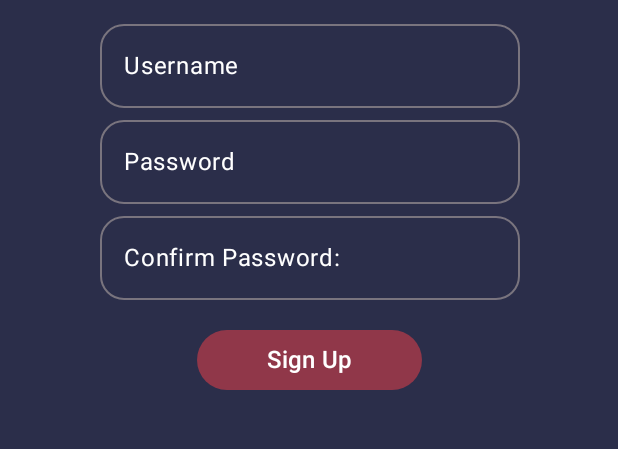
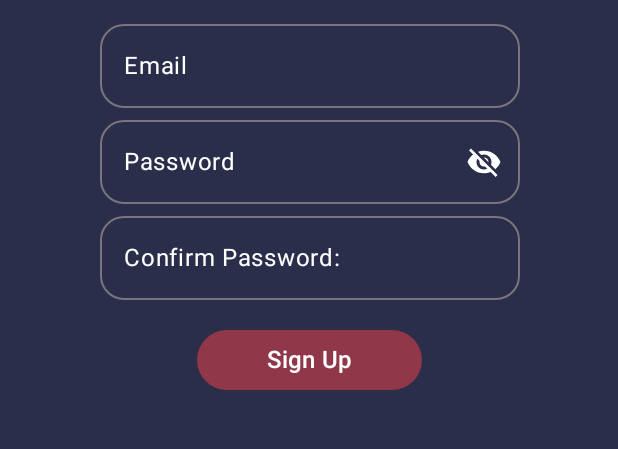
Before and after one commit to Dombah/Constantio, an Android app built with Jetpack Compose: the @Preview function RegisterScreen, on a phone screen of 412 x 824 dp, the part 502-951 px from its top. Run offline under Robolectric (Android 15) with nearby library versions, the phone set to English and light mode, and no system bars.

Commit message:
Add password visibility icon in login and register screen

```diff
--- a/app/build.gradle.kts
+++ b/app/build.gradle.kts
@@ -51,10 +51,11 @@ android {
 }
 
 dependencies {
+    implementation ("androidx.compose.material:material-icons-extended:1.5.4")
     implementation(platform("com.google.firebase:firebase-bom:32.7.1"))
     implementation("com.google.firebase:firebase-auth")
     implementation("androidx.core:core-ktx:1.12.0")
-    implementation("androidx.lifecycle:lifecycle-runtime-ktx:2.6.2")
+    implementation("androidx.lifecycle:lifecycle-runtime-ktx:2.7.0")
     implementation("androidx.activity:activity-compose:1.8.2")
     implementation(platform("androidx.compose:compose-bom:2023.08.00"))
     implementation("androidx.compose.ui:ui")
--- a/app/src/main/java/com/domagojleskovic/constantio/ui/RegisterScreen.kt
+++ b/app/src/main/java/com/domagojleskovic/constantio/ui/RegisterScreen.kt
@@ -13,10 +13,16 @@ import androidx.compose.foundation.layout.padding
 import androidx.compose.foundation.layout.width
 import androidx.compose.foundation.shape.RoundedCornerShape
 import androidx.compose.foundation.text.ClickableText
+import androidx.compose.foundation.text.KeyboardOptions
+import androidx.compose.material.icons.Icons
+import androidx.compose.material.icons.filled.Visibility
+import androidx.compose.material.icons.filled.VisibilityOff
 import androidx.compose.material3.Button
 import androidx.compose.material3.ButtonDefaults
 import androidx.compose.material3.Card
 import androidx.compose.material3.CardDefaults
+import androidx.compose.material3.Icon
+import androidx.compose.material3.IconButton
 import androidx.compose.material3.OutlinedTextField
 import androidx.compose.material3.Text
 import androidx.compose.runtime.Composable
@@ -32,6 +38,9 @@ import androidx.compose.ui.text.AnnotatedString
 import androidx.compose.ui.text.TextStyle
 import androidx.compose.ui.text.font.FontFamily
 import androidx.compose.ui.text.font.FontWeight
+import androidx.compose.ui.text.input.KeyboardType
+import androidx.compose.ui.text.input.PasswordVisualTransformation
+import androidx.compose.ui.text.input.VisualTransformation
 import androidx.compose.ui.tooling.preview.Preview
 import androidx.compose.ui.unit.dp
 import androidx.compose.ui.unit.sp
@@ -43,9 +52,11 @@ import com.domagojleskovic.constantio.ui.theme.Red_Palette
 @Preview(showBackground = true)
 @Composable
 fun RegisterScreen() {
-    var textUser by remember { mutableStateOf("") }
-    var textPassword by remember { mutableStateOf("") }
+    var email by remember { mutableStateOf("") }
+    var password by remember { mutableStateOf("") }
     var confirmPassword by remember { mutableStateOf("")}
+
+    var passwordVisible by remember { mutableStateOf(false)}
 
     Column(
         modifier = Modifier
@@ -79,25 +90,40 @@ fun RegisterScreen() {
                     color = Color.White)
                 Spacer(modifier = Modifier.padding(top = 8.dp))
                 OutlinedTextField(
-                    value = textUser, onValueChange = {
-                        textUser = it
+                    value = email, onValueChange = {
+                        email = it
                     },
                     label = {
-                        Text("Username", color = Color.White)
+                        Text("Email", color = Color.White)
                     },
                     shape = RoundedCornerShape(16.dp),
                     textStyle = TextStyle(color = Color.White),
                     )
                 OutlinedTextField(
-                    value = textPassword,
+                    value = password,
                     onValueChange = {
-                        textPassword = it
+                        password = it
                     },
                     label = {
                         Text("Password", color = Color.White)
                     },
                     shape = RoundedCornerShape(16.dp),
                     textStyle = TextStyle(color = Color.White),
+                    visualTransformation = if (passwordVisible) VisualTransformation.None else PasswordVisualTransformation(),
+                    keyboardOptions = KeyboardOptions(keyboardType = KeyboardType.Password),
+                    trailingIcon = {
+                        val image = if (passwordVisible)
+                            Icons.Filled.Visibility
+                        else Icons.Filled.VisibilityOff
+                        val description = if (passwordVisible) "Hide password" else "Show password"
+                        IconButton(onClick = {passwordVisible = !passwordVisible}){
+                            Icon(
+                                imageVector  = image,
+                                description,
+                                tint = Color.White
+                            )
+                        }
+                    }
                 )
                 OutlinedTextField(
                     value = confirmPassword,
@@ -109,6 +135,8 @@ fun RegisterScreen() {
                     },
                     shape = RoundedCornerShape(16.dp),
                     textStyle = TextStyle(color = Color.White),
+                    visualTransformation = if (passwordVisible) VisualTransformation.None else PasswordVisualTransformation(),
+                    keyboardOptions = KeyboardOptions(keyboardType = KeyboardType.Password),
                 )
                 Spacer(modifier = Modifier.height(16.dp))
                 Button(
```
Also changed, not shown: app/src/main/java/com/domagojleskovic/constantio/ui/LoginScreen.kt (+30 -1 lines).
